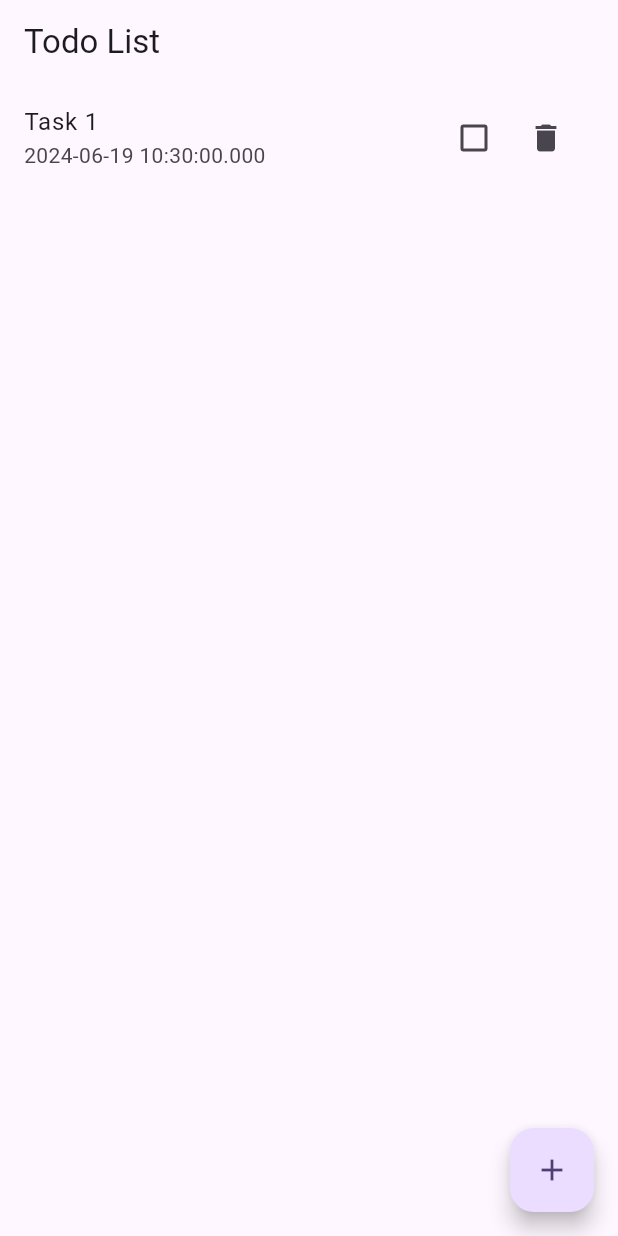
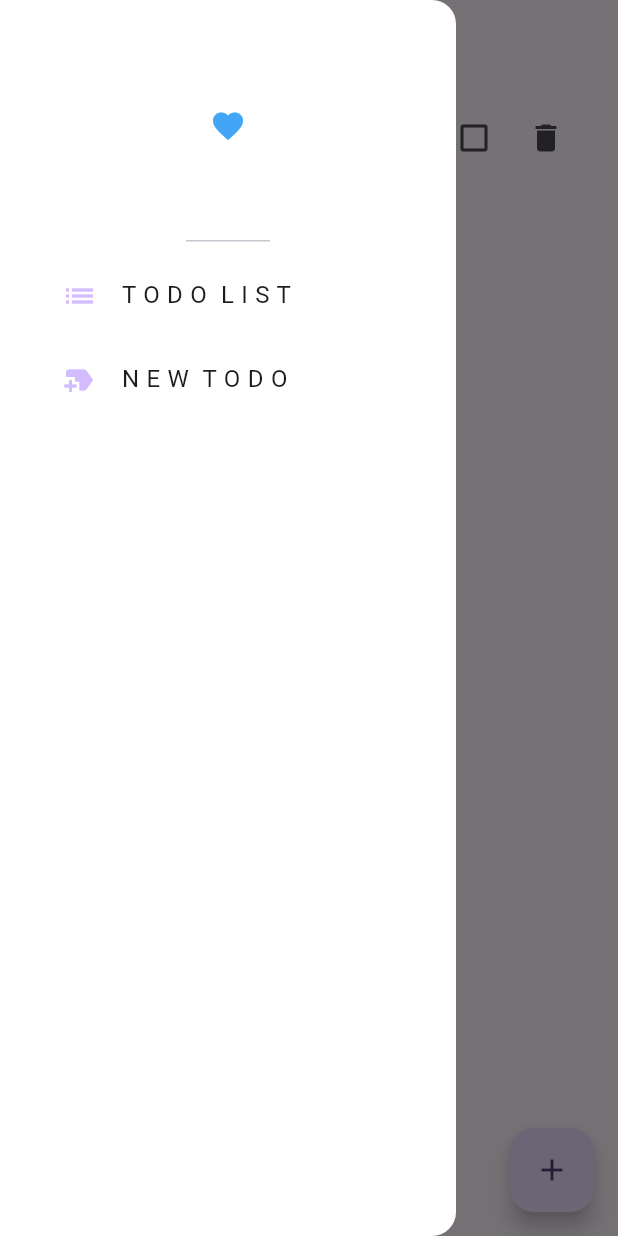
Before and after one commit to pentabi/mvvm_practice, a Flutter app: the screen it shows after launch, with the side drawer open (before the commit the screen has no drawer), on a phone screen of 412 x 824 dp. Run offline on Flutter 3.47's test engine with Material 3 defaults, Android fonts, the phone set to English and light mode, and no system bars.

Commit message:
add files

```diff
--- a/lib/main.dart
+++ b/lib/main.dart
@@ -1,6 +1,6 @@
 import 'package:flutter/material.dart';
+import 'package:mvvm_practice/view/create_todo_view.dart';
 import 'package:mvvm_practice/view/todo_list_view.dart';
-
 
 void main() {
   runApp(const MyApp());
@@ -18,6 +18,9 @@ class MyApp extends StatelessWidget {
           useMaterial3: true,
         ),
         home: const TodoListView(),
-    );
+        routes: {
+          'todo_list_page': (context) => const TodoListView(),
+          'create_todo_page': (context) => const CreateTodoView(),
+        });
   }
 }
--- a/lib/view/todo_list_view.dart
+++ b/lib/view/todo_list_view.dart
@@ -1,4 +1,5 @@
 import 'package:flutter/material.dart';
+import 'package:mvvm_practice/view/widgets/my_drawer.dart';
 import 'package:mvvm_practice/view/widgets/todo_list_item.dart';
 import 'package:mvvm_practice/viewmodel/todo_list_viewmodel.dart';
 import 'package:provider/provider.dart';
@@ -19,6 +20,7 @@ class _TodoListViewState extends State<TodoListView> {
     vm.fetchTodos();
   }
 
+  @override
   Widget build(BuildContext context) {
     return Scaffold(
         floatingActionButton: FloatingActionButton(
@@ -28,6 +30,7 @@ class _TodoListViewState extends State<TodoListView> {
         appBar: AppBar(
           title: const Text("Todo List"),
         ),
+        drawer: const MyDrawer(),
         body: ChangeNotifierProvider(
             create: (context) => vm,
             child:
--- /dev/null
+++ b/lib/view/widgets/my_drawer.dart
@@ -0,0 +1,52 @@
+import 'package:flutter/material.dart';
+
+class MyDrawer extends StatelessWidget {
+  const MyDrawer({super.key});
+
+  @override
+  Widget build(BuildContext context) {
+    return Drawer(
+      backgroundColor: const Color.fromARGB(255, 255, 255, 255),
+      child: Column(
+        mainAxisAlignment: MainAxisAlignment.spaceBetween,
+        children: [
+          Column(children: [
+            //drawer header
+            const DrawerHeader(
+              child: Icon(
+                Icons.favorite,
+                color: Color(0xFF42A5F5),
+              ),
+            ),
+
+            //home
+            Padding(
+              padding: const EdgeInsets.only(left: 25.0),
+              child: ListTile(
+                  leading: Icon(Icons.list,
+                      color: Theme.of(context).colorScheme.inversePrimary),
+                  title: const Text("T O D O  L I S T"),
+                  onTap: () {
+                    Navigator.pop(context);
+                    Navigator.pushNamed(context, 'todo_list_page');
+                  }),
+            ),
+
+            //new todo
+            Padding(
+              padding: const EdgeInsets.only(left: 25.0),
+              child: ListTile(
+                  leading: Icon(Icons.new_label,
+                      color: Theme.of(context).colorScheme.inversePrimary),
+                  title: const Text("N E W  T O D O"),
+                  onTap: () {
+                    Navigator.pop(context);
+                    Navigator.pushNamed(context, 'create_todo_page');
+                  }),
+            ),
+          ]),
+        ],
+      ),
+    );
+  }
+}
```
Also changed, not shown: lib/view/create_todo_view.dart (+48 -1 lines), 1 other file. Lines whose indentation alone changed are shown as unchanged.
